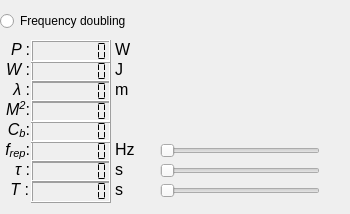
The window that LODR3/Subsystems/ui_Files/DefinedLaser.ui (kajsaER/LODR) describes before a commit, drawn with Qt 5.
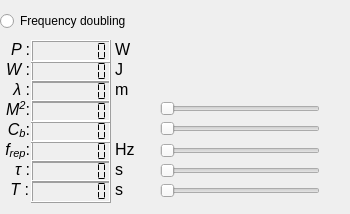
The same window after the commit.

```diff
--- a/LODR3/Subsystems/ui_Files/DefinedLaser.ui
+++ b/LODR3/Subsystems/ui_Files/DefinedLaser.ui
@@ -426,6 +426,47 @@
     <string>&lt;html&gt;&lt;head/&gt;&lt;body&gt;&lt;p&gt;&lt;span style=&quot; font-size:12pt;&quot;&gt;s&lt;/span&gt;&lt;/p&gt;&lt;/body&gt;&lt;/html&gt;</string>
    </property>
   </widget>
+  <widget class="QSlider" name="slide_M2">
+   <property name="geometry">
+    <rect>
+     <x>160</x>
+     <y>100</y>
+     <width>160</width>
+     <height>18</height>
+    </rect>
+   </property>
+   <property name="maximum">
+    <number>990</number>
+   </property>
+   <property name="tracking">
+    <bool>false</bool>
+   </property>
+   <property name="orientation">
+    <enum>Qt::Horizontal</enum>
+   </property>
+  </widget>
+  <widget class="QSlider" name="slide_Cb">
+   <property name="geometry">
+    <rect>
+     <x>160</x>
+     <y>120</y>
+     <width>160</width>
+     <height>18</height>
+    </rect>
+   </property>
+   <property name="minimum">
+    <number>0</number>
+   </property>
+   <property name="maximum">
+    <number>90</number>
+   </property>
+   <property name="tracking">
+    <bool>false</bool>
+   </property>
+   <property name="orientation">
+    <enum>Qt::Horizontal</enum>
+   </property>
+  </widget>
  </widget>
  <resources/>
  <connections/>
```
Left out of the diff: 16 changed lines with no effect on the pictures.
